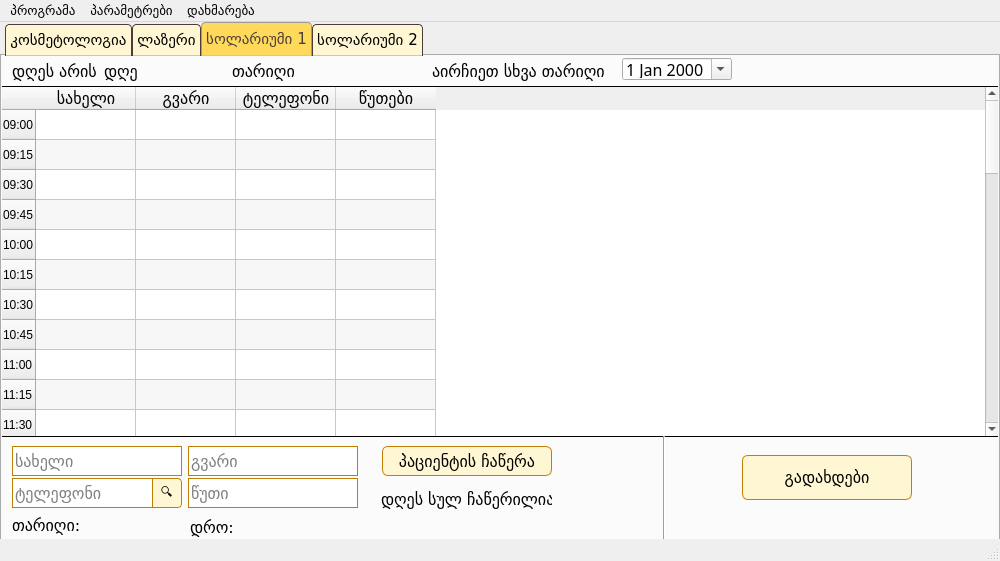
Qt form ui/main_window.ui (bekashvelidze/renew-commercial) before a commit.
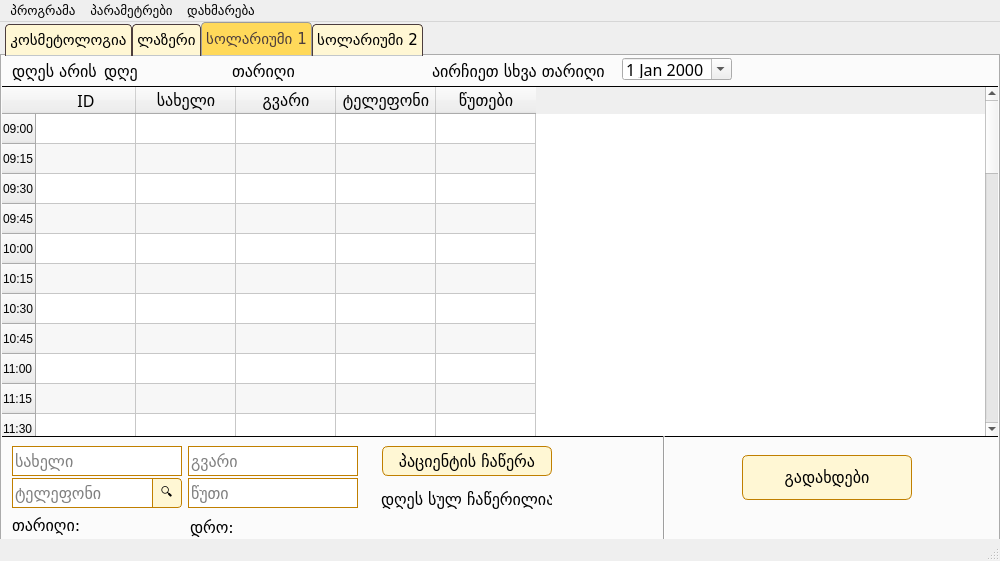
The same form after that commit. The open tabs and pages were chosen to show the change.

Patch:
```diff
--- a/ui/main_window.ui
+++ b/ui/main_window.ui
@@ -1961,6 +1961,20 @@
         <string>19:45</string>
        </property>
       </row>
+      <column>
+       <property name="text">
+        <string>ID</string>
+       </property>
+       <property name="font">
+        <font>
+         <family>BPG Nino Mtavruli</family>
+         <pointsize>12</pointsize>
+        </font>
+       </property>
+       <property name="textAlignment">
+        <set>AlignCenter</set>
+       </property>
+      </column>
       <column>
        <property name="text">
         <string>სახელი</string>
@@ -2017,12 +2031,12 @@
         <set>AlignCenter</set>
        </property>
       </column>
-      <item row="2" column="1">
+      <item row="2" column="2">
        <property name="text">
         <string/>
        </property>
       </item>
-      <item row="4" column="2">
+      <item row="4" column="3">
        <property name="text">
         <string/>
        </property>
```
Left out of the diff: 52 changed lines with no effect on the pictures.
